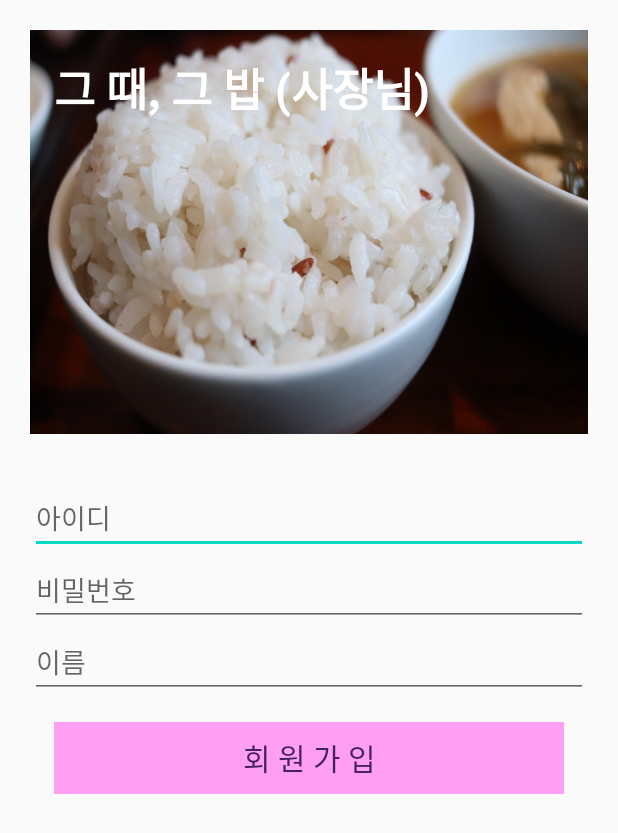
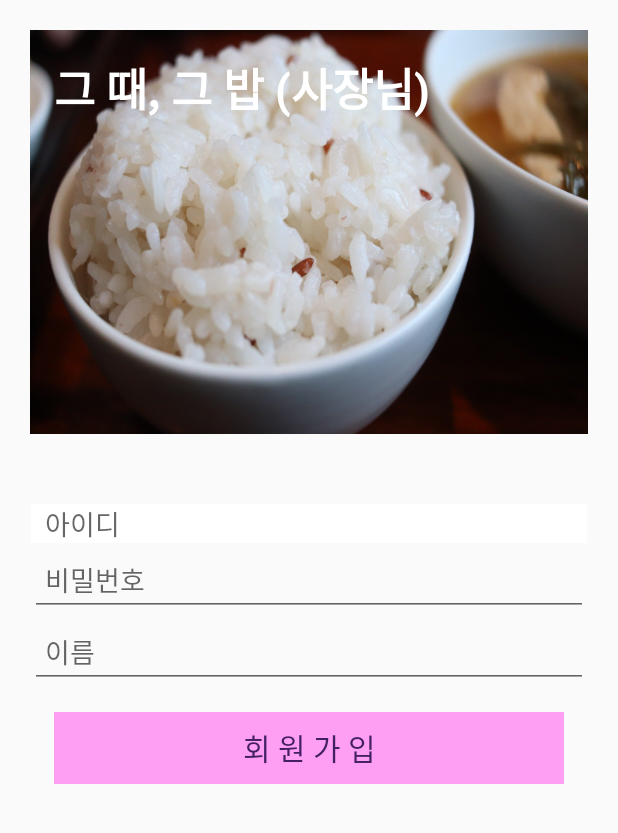
Before and after one commit to AjouDisorder/FrontBoss, an Android app: the JoinActivity screen opened directly, with no data from a screen before it, on a phone screen of 412 x 824 dp. Shown: the top 833 px of the screen. Run offline under Robolectric (Android 15) with nearby library versions, the phone set to English and light mode, and no system bars; plain views replace MaterialEditText.

Commit message:
회원가입 중복검사 구현

```diff
--- /dev/null
+++ b/app/src/main/res/drawable/red_edittext.xml
@@ -0,0 +1,16 @@
+<?xml version="1.0" encoding="utf-8"?>
+<layer-list xmlns:android="http://schemas.android.com/apk/res/android"
+    android:layout_width="match_parent" android:layout_height="match_parent">
+    <item
+        android:bottom="1dp"
+        android:left="1dp"
+        android:right="1dp"
+        android:top="1dp">
+        <shape android:shape="rectangle">
+            <stroke
+                android:width="1dp"
+                android:color="#FF0000"/>
+            <solid android:color="#FFFFFF"/>
+        </shape>
+    </item>
+</layer-list>
--- /dev/null
+++ b/app/src/main/res/drawable/white_edittext.xml
@@ -0,0 +1,16 @@
+<?xml version="1.0" encoding="utf-8"?>
+<layer-list xmlns:android="http://schemas.android.com/apk/res/android"
+    android:layout_width="match_parent" android:layout_height="match_parent">
+    <item
+        android:bottom="1dp"
+        android:left="1dp"
+        android:right="1dp"
+        android:top="1dp">
+        <shape android:shape="rectangle">
+            <stroke
+                android:width="1dp"
+                android:color="#FFFFFF"/>
+            <solid android:color="#FFFFFF"/>
+        </shape>
+    </item>
+</layer-list>
--- a/app/src/main/res/layout/activity_join.xml
+++ b/app/src/main/res/layout/activity_join.xml
@@ -37,12 +37,20 @@
 
     </LinearLayout>
 
+    <TextView
+        android:id="@+id/dup_text"
+        android:textSize="10sp"
+        android:textColor="#FF0000"
+        android:layout_width="match_parent"
+        android:layout_height="wrap_content"/>
     <com.rengwuxian.materialedittext.MaterialEditText
         android:id="@+id/join_id"
         android:hint="아이디"
         android:inputType="textEmailAddress"
         android:layout_width="match_parent"
         android:layout_height="wrap_content"
+        android:paddingLeft="10dp"
+        android:background="@drawable/white_edittext"
         app:met_iconRight="@drawable/ic_id"
         app:met_primaryColor="@color/myTextColor"
         app:met_baseColor="@color/myTextColor"
@@ -50,13 +58,13 @@
         app:met_iconPadding="0dp">
     </com.rengwuxian.materialedittext.MaterialEditText>
 
-
     <com.rengwuxian.materialedittext.MaterialEditText
         android:id="@+id/join_password"
         android:hint="비밀번호"
         android:inputType="textPassword"
         android:layout_width="match_parent"
         android:layout_height="wrap_content"
+        android:paddingLeft="10dp"
         app:met_iconRight="@drawable/ic_lock"
         app:met_primaryColor="@color/myTextColor"
         app:met_baseColor="@color/myTextColor"
@@ -70,6 +78,7 @@
         android:inputType="text"
         android:layout_width="match_parent"
         android:layout_height="wrap_content"
+        android:paddingLeft="10dp"
         app:met_iconRight="@drawable/ic_user"
         app:met_primaryColor="@color/myTextColor"
         app:met_baseColor="@color/myTextColor"
```
Also changed, not shown: app/src/main/java/com/realmealboss/realmeal/JoinActivity.kt (+9 -2 lines), app/src/main/res/layout/activity_order.xml (+12 -0 lines), app/src/main/res/layout/activity_sales.xml (+12 -0 lines).
